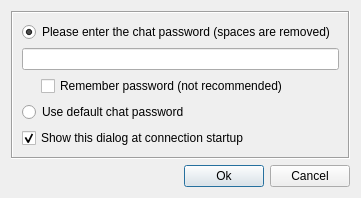
Before: the Qt Designer form src/GuiAskPassword.ui in hwgao/beebeep, drawn with Qt 5.
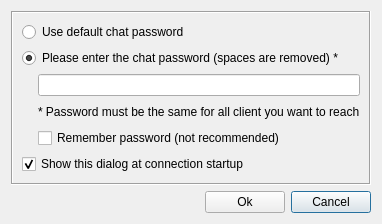
After: the same form once the commit is applied.

What changed in the file:
```diff
--- a/src/GuiAskPassword.ui
+++ b/src/GuiAskPassword.ui
@@ -6,8 +6,8 @@
    <rect>
     <x>0</x>
     <y>0</y>
-    <width>361</width>
-    <height>195</height>
+    <width>369</width>
+    <height>217</height>
    </rect>
   </property>
   <property name="windowTitle">
@@ -17,7 +17,34 @@
    <bool>true</bool>
   </property>
   <layout class="QGridLayout" name="gridLayout_2">
-   <item row="0" column="0" colspan="3">
+   <item row="4" column="2">
+    <widget class="QPushButton" name="mp_pbCancel">
+     <property name="text">
+      <string>Cancel</string>
+     </property>
+    </widget>
+   </item>
+   <item row="4" column="1">
+    <widget class="QPushButton" name="mp_pbOk">
+     <property name="text">
+      <string>Ok</string>
+     </property>
+    </widget>
+   </item>
+   <item row="4" column="0">
+    <spacer name="horizontalSpacer_2">
+     <property name="orientation">
+      <enum>Qt::Horizontal</enum>
+     </property>
+     <property name="sizeHint" stdset="0">
+      <size>
+       <width>178</width>
+       <height>20</height>
+      </size>
+     </property>
+    </spacer>
+   </item>
+   <item row="3" column="0" colspan="3">
     <widget class="QFrame" name="frame">
      <property name="frameShape">
       <enum>QFrame::Box</enum>
@@ -26,23 +53,26 @@
       <enum>QFrame::Sunken</enum>
      </property>
      <layout class="QGridLayout" name="gridLayout">
-      <item row="0" column="0" colspan="3">
+      <property name="horizontalSpacing">
+       <number>3</number>
+      </property>
+      <item row="0" column="0" colspan="2">
+       <widget class="QRadioButton" name="mp_rbUseDefaultPassword">
+        <property name="text">
+         <string>Use default chat password</string>
+        </property>
+       </widget>
+      </item>
+      <item row="1" column="0" colspan="2">
        <widget class="QRadioButton" name="mp_rbSelectPassaword">
         <property name="text">
-         <string>Please enter the chat password (spaces are removed)</string>
+         <string>Please enter the chat password (spaces are removed) *</string>
         </property>
         <property name="checked">
          <bool>true</bool>
         </property>
        </widget>
       </item>
-      <item row="1" column="0" colspan="3">
-       <widget class="QLineEdit" name="mp_lePassword">
-        <property name="echoMode">
-         <enum>QLineEdit::Password</enum>
-        </property>
-       </widget>
-      </item>
       <item row="2" column="0">
        <spacer name="horizontalSpacer">
         <property name="orientation">
@@ -60,33 +90,65 @@
        </spacer>
       </item>
       <item row="2" column="1">
+       <widget class="QLineEdit" name="mp_lePassword">
+        <property name="echoMode">
+         <enum>QLineEdit::Password</enum>
+        </property>
+       </widget>
+      </item>
+      <item row="3" column="0">
+       <spacer name="horizontalSpacer_3">
+        <property name="orientation">
+         <enum>Qt::Horizontal</enum>
+        </property>
+        <property name="sizeType">
+         <enum>QSizePolicy::Fixed</enum>
+        </property>
+        <property name="sizeHint" stdset="0">
+         <size>
+          <width>13</width>
+          <height>20</height>
+         </size>
+        </property>
+       </spacer>
+      </item>
+      <item row="3" column="1">
+       <widget class="QLabel" name="mp_labelPasswordNote">
+        <property name="text">
+         <string>* Password must be the same for all client you want to reach</string>
+        </property>
+       </widget>
+      </item>
+      <item row="4" column="0">
+       <spacer name="horizontalSpacer_4">
+        <property name="orientation">
+         <enum>Qt::Horizontal</enum>
+        </property>
+        <property name="sizeType">
+         <enum>QSizePolicy::Fixed</enum>
+        </property>
+        <property name="sizeHint" stdset="0">
+         <size>
+          <width>13</width>
+          <height>20</height>
+         </size>
+        </property>
+       </spacer>
+      </item>
+      <item row="4" column="1">
        <widget class="QCheckBox" name="mp_cbSavePassword">
+        <property name="sizePolicy">
+         <sizepolicy hsizetype="Expanding" vsizetype="Fixed">
+          <horstretch>0</horstretch>
+          <verstretch>0</verstretch>
+         </sizepolicy>
+        </property>
         <property name="text">
          <string>Remember password (not recommended)</string>
         </property>
        </widget>
       </item>
-      <item row="2" column="2">
-       <spacer name="horizontalSpacer_3">
-        <property name="orientation">
-         <enum>Qt::Horizontal</enum>
-        </property>
-        <property name="sizeHint" stdset="0">
-         <size>
-          <width>75</width>
-          <height>20</height>
-         </size>
-        </property>
-       </spacer>
-      </item>
-      <item row="3" column="0" colspan="2">
-       <widget class="QRadioButton" name="mp_rbUseDefaultPassword">
-        <property name="text">
-         <string>Use default chat password</string>
-        </property>
-       </widget>
-      </item>
-      <item row="4" column="0" colspan="2">
+      <item row="5" column="0" colspan="2">
        <widget class="QCheckBox" name="mp_cbAutoStart">
         <property name="text">
          <string>Show this dialog at connection startup</string>
@@ -99,33 +161,6 @@
      </layout>
     </widget>
    </item>
-   <item row="1" column="0">
-    <spacer name="horizontalSpacer_2">
-     <property name="orientation">
-      <enum>Qt::Horizontal</enum>
-     </property>
-     <property name="sizeHint" stdset="0">
-      <size>
-       <width>178</width>
-       <height>20</height>
-      </size>
-     </property>
-    </spacer>
-   </item>
-   <item row="1" column="1">
-    <widget class="QPushButton" name="mp_pbOk">
-     <property name="text">
-      <string>Ok</string>
-     </property>
-    </widget>
-   </item>
-   <item row="1" column="2">
-    <widget class="QPushButton" name="mp_pbCancel">
-     <property name="text">
-      <string>Cancel</string>
-     </property>
-    </widget>
-   </item>
   </layout>
  </widget>
  <tabstops>
```
Left out of the diff: 2 changed lines with no effect on the pictures.
